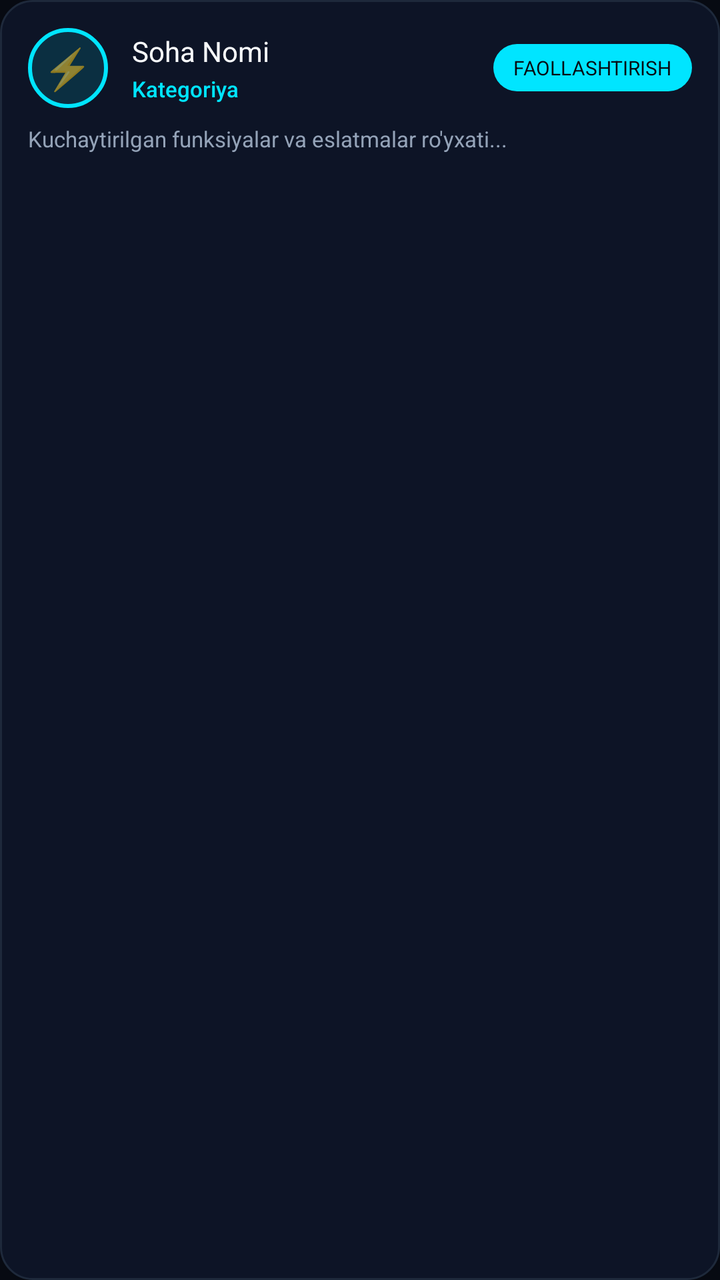
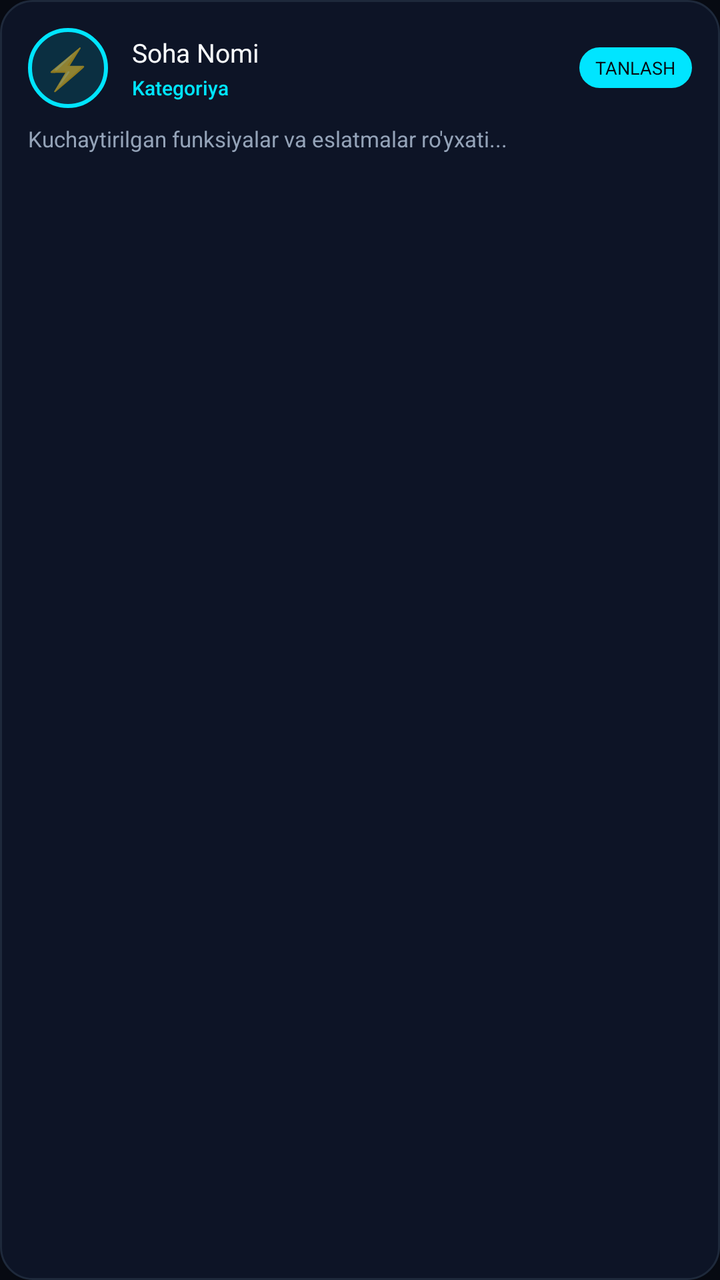

An Android layout rendered at two revisions. The XML below is the earlier revision; the diff shows what the commit changed to produce the second picture.
<!-- AndroidManifest.xml: application theme Theme.JarvisCompanion -->
<!-- res/layout/item_domain_selector.xml -->
<?xml version="1.0" encoding="utf-8"?>
<LinearLayout xmlns:android="http://schemas.android.com/apk/res/android"
    xmlns:app="http://schemas.android.com/apk/res-auto"
    android:id="@+id/containerDomainItem"
    android:layout_width="match_parent"
    android:layout_height="wrap_content"
    android:layout_marginBottom="10dp"
    android:background="@drawable/bg_ios_action_chip"
    android:clickable="true"
    android:focusable="true"
    android:orientation="vertical"
    android:padding="14dp">

    
    <LinearLayout
        android:layout_width="match_parent"
        android:layout_height="wrap_content"
        android:gravity="center_vertical"
        android:orientation="horizontal">

        
        <FrameLayout
            android:id="@+id/layoutDomainIconCircle"
            android:layout_width="40dp"
            android:layout_height="40dp"
            android:background="@drawable/bg_circle_avatar">

            <TextView
                android:id="@+id/tvDomainIcon"
                android:layout_width="wrap_content"
                android:layout_height="wrap_content"
                android:layout_gravity="center"
                android:text="⚡"
                android:textSize="20sp" />
        </FrameLayout>

        
        <LinearLayout
            android:layout_width="0dp"
            android:layout_height="wrap_content"
            android:layout_marginStart="12dp"
            android:layout_weight="1"
            android:orientation="vertical">

            <TextView
                android:id="@+id/tvDomainTitle"
                android:layout_width="wrap_content"
                android:layout_height="wrap_content"
                android:fontFamily="sans-serif-bold"
                android:text="Soha Nomi"
                android:textColor="@color/night_text_primary"
                android:textSize="14sp" />

            <TextView
                android:id="@+id/tvDomainCategory"
                android:layout_width="wrap_content"
                android:layout_height="wrap_content"
                android:layout_marginTop="2dp"
                android:fontFamily="sans-serif-medium"
                android:text="Kategoriya"
                android:textColor="@color/jarvis_cyan"
                android:textSize="11sp" />
        </LinearLayout>

        
        <TextView
            android:id="@+id/tvDomainBadge"
            android:layout_width="wrap_content"
            android:layout_height="wrap_content"
            android:background="@drawable/bg_ios_pill_active"
            android:fontFamily="sans-serif-bold"
            android:paddingStart="10dp"
            android:paddingTop="5dp"
            android:paddingEnd="10dp"
            android:paddingBottom="5dp"
            android:text="FAOLLASHTIRISH"
            android:textColor="@color/night_pill_active_text"
            android:textSize="10sp" />
    </LinearLayout>

    
    <TextView
        android:id="@+id/tvDomainDescription"
        android:layout_width="match_parent"
        android:layout_height="wrap_content"
        android:layout_marginTop="8dp"
        android:lineSpacingExtra="2dp"
        android:text="Kuchaytirilgan funksiyalar va eslatmalar ro'yxati..."
        android:textColor="@color/night_text_secondary"
        android:textSize="11sp" />
</LinearLayout>
<!-- resources referenced by this layout -->
<resources>
  <color name="jarvis_cyan">#00E5FF</color>
  <color name="night_pill_active_text">#070A12</color>
  <color name="night_text_primary">#F8FAFC</color>
  <color name="night_text_secondary">#94A3B8</color>
  <!-- drawable bg_circle_avatar (drawable) -->
  <?xml version="1.0" encoding="utf-8"?>
  <shape xmlns:android="http://schemas.android.com/apk/res/android"
      android:shape="oval">
      <solid android:color="#2000E5FF" />
      <stroke
          android:width="2dp"
          android:color="#00E5FF" />
  </shape>
  <!-- drawable bg_ios_action_chip (drawable) -->
  <?xml version="1.0" encoding="utf-8"?>
  <shape xmlns:android="http://schemas.android.com/apk/res/android"
      android:shape="rectangle">
      <corners android:radius="16dp" />
      <solid android:color="@color/night_card_glass" />
      <stroke
          android:width="1dp"
          android:color="@color/night_card_border" />
  </shape>
  <!-- drawable bg_ios_pill_active (drawable) -->
  <?xml version="1.0" encoding="utf-8"?>
  <shape xmlns:android="http://schemas.android.com/apk/res/android"
      android:shape="rectangle">
      <corners android:radius="20dp" />
      <solid android:color="@color/jarvis_cyan" />
  </shape>
  <style name="Theme.JarvisCompanion" parent="Theme.MaterialComponents.DayNight.NoActionBar">
          <item name="colorPrimary">@color/jarvis_cyan</item>
          <item name="colorPrimaryVariant">@color/jarvis_dark_cyan</item>
          <item name="colorOnPrimary">#000000</item>
          <item name="colorSecondary">@color/jarvis_accent</item>
          <item name="android:statusBarColor">@color/jarvis_bg</item>
          <item name="android:windowBackground">@color/jarvis_bg</item>
      </style>
  <color name="night_card_glass">#D90F172A</color>
  <color name="night_card_border">#1E293B</color>
  <color name="jarvis_dark_cyan">#00838F</color>
  <color name="jarvis_accent">#10B981</color>
  <color name="jarvis_bg">#070A12</color>
</resources>

<!-- the commit's change to res/layout/item_domain_selector.xml (unified diff, before → after) -->
@@ -44,22 +44,26 @@
 
             <TextView
                 android:id="@+id/tvDomainTitle"
-                android:layout_width="wrap_content"
+                android:layout_width="match_parent"
                 android:layout_height="wrap_content"
                 android:fontFamily="sans-serif-bold"
+                android:maxLines="1"
+                android:ellipsize="end"
                 android:text="Soha Nomi"
                 android:textColor="@color/night_text_primary"
-                android:textSize="14sp" />
+                android:textSize="13sp" />
 
             <TextView
                 android:id="@+id/tvDomainCategory"
-                android:layout_width="wrap_content"
+                android:layout_width="match_parent"
                 android:layout_height="wrap_content"
                 android:layout_marginTop="2dp"
                 android:fontFamily="sans-serif-medium"
+                android:maxLines="1"
+                android:ellipsize="end"
                 android:text="Kategoriya"
                 android:textColor="@color/jarvis_cyan"
-                android:textSize="11sp" />
+                android:textSize="10sp" />
         </LinearLayout>
 
         
@@ -67,15 +71,17 @@
             android:id="@+id/tvDomainBadge"
             android:layout_width="wrap_content"
             android:layout_height="wrap_content"
+            android:layout_marginStart="8dp"
             android:background="@drawable/bg_ios_pill_active"
             android:fontFamily="sans-serif-bold"
-            android:paddingStart="10dp"
-            android:paddingTop="5dp"
-            android:paddingEnd="10dp"
-            android:paddingBottom="5dp"
-            android:text="FAOLLASHTIRISH"
+            android:paddingStart="8dp"
+            android:paddingTop="4dp"
+            android:paddingEnd="8dp"
+            android:paddingBottom="4dp"
+            android:singleLine="true"
+            android:text="TANLASH"
             android:textColor="@color/night_pill_active_text"
-            android:textSize="10sp" />
+            android:textSize="9sp" />
     </LinearLayout>
 
     
